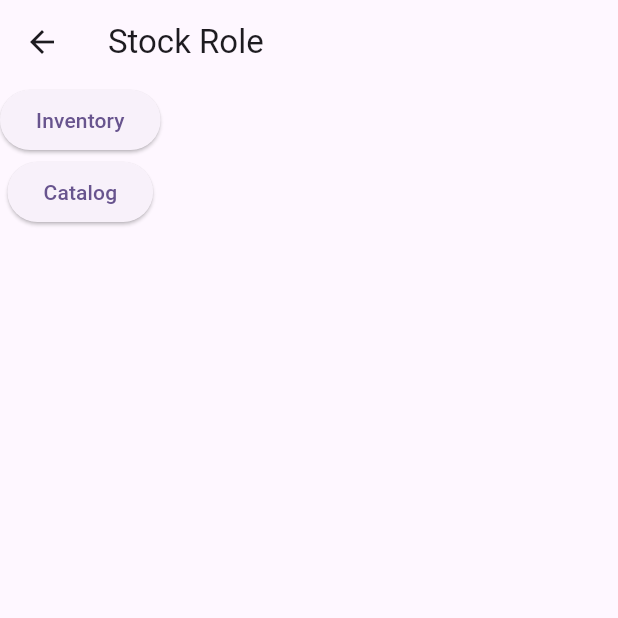
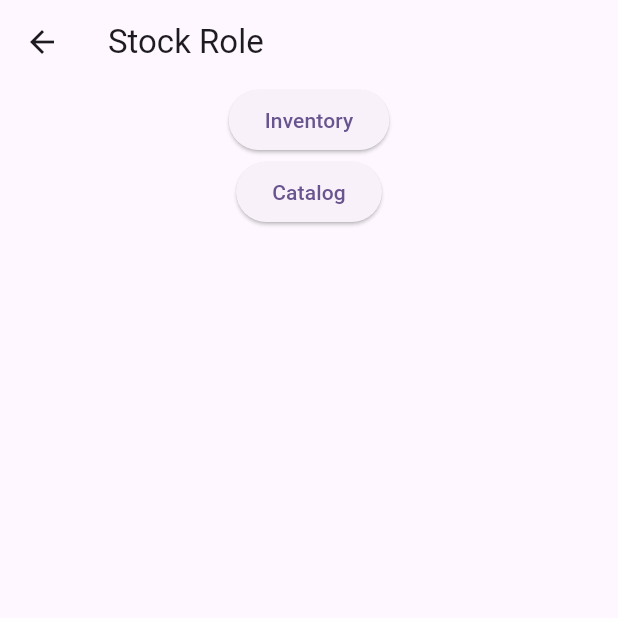
Before and after one commit to igorbasko01/pizza-coop, a Flutter app: the StockRolePageView screen opened directly, on a phone screen of 412 x 824 dp, the top half of it. Run offline on Flutter 3.47's test engine with Material 2 defaults, Android fonts, the light colour scheme and no system bars; our stand-ins replace flutter_bloc.

Commit message:
center the buttons

```diff
--- a/lib/presentation/stock_role_page.dart
+++ b/lib/presentation/stock_role_page.dart
@@ -30,7 +30,8 @@ class StockRolePageView extends StatelessWidget {
   Widget build(BuildContext context) {
     return Scaffold(
       appBar: AppBar(title: const Text('Stock Role')),
-      body: Column(
+      body: Center(
+          child: Column(
         children: [
           ElevatedButton(
             child: const Text('Inventory'),
@@ -51,7 +52,7 @@ class StockRolePageView extends StatelessWidget {
             },
           ),
         ],
-      ),
+      )),
     );
   }
 }
```
